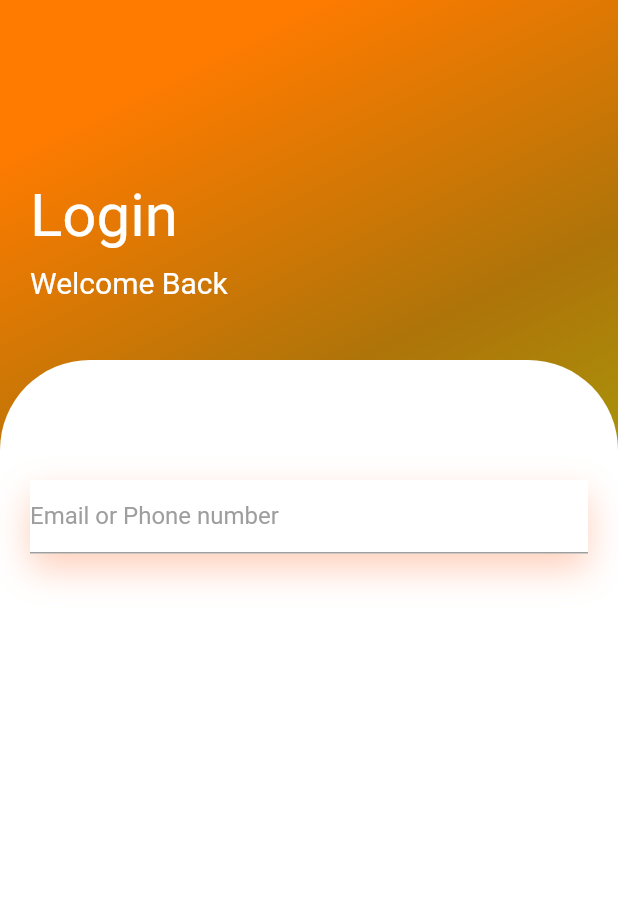
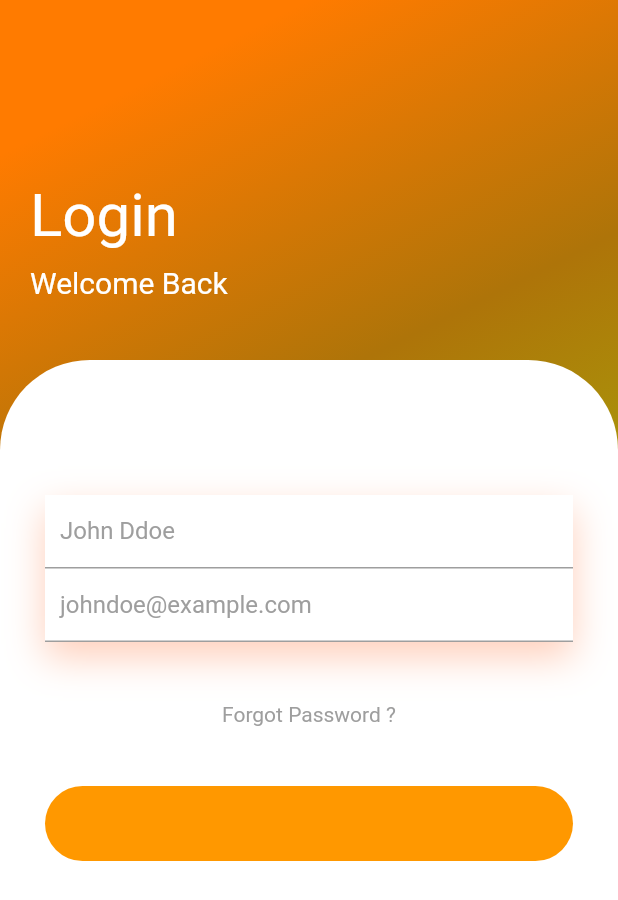
Before and after one commit to yokwejuste/FlutterProjects, a Flutter app: the screen it shows after launch, on a phone screen of 412 x 824 dp. Shown: the top 900 px of the screen. Run offline on Flutter 3.47's test engine with Material 2 defaults, Android fonts, the phone set to English and light mode, and no system bars; our stand-ins replace google_fonts.

Commit message:
implementing ui for password and button

```diff
--- a/testapp/lib/home.dart
+++ b/testapp/lib/home.dart
@@ -51,7 +51,7 @@ class HomePage extends StatelessWidget {
                   ),
                 ),
                 child: Padding(
-                  padding: const EdgeInsets.all(20),
+                  padding: const EdgeInsets.all(30),
                   child: Column(
                     children: <Widget>[
                       const SizedBox(
@@ -80,7 +80,31 @@ class HomePage extends StatelessWidget {
                               ),
                               child: const TextField(
                                 decoration: InputDecoration(
-                                  hintText: "Email or Phone number",
+                                  hintText: "John Ddoe",
+                                  contentPadding: EdgeInsets.only(
+                                    left: 10,
+                                  ),
+                                  hintStyle: TextStyle(
+                                    color: Colors.grey,
+                                  ),
+                                  border: InputBorder.none,
+                                ),
+                              ),
+                            ),
+                            Container(
+                              decoration: const BoxDecoration(
+                                border: Border(
+                                  bottom: BorderSide(
+                                    color: Colors.grey,
+                                  ),
+                                ),
+                              ),
+                              child: const TextField(
+                                decoration: InputDecoration(
+                                  hintText: "johndoe@example.com",
+                                  contentPadding: EdgeInsets.only(
+                                    left: 10,
+                                  ),
                                   hintStyle: TextStyle(
                                     color: Colors.grey,
                                   ),
@@ -91,6 +115,25 @@ class HomePage extends StatelessWidget {
                           ],
                         ),
                       ),
+                      const SizedBox(
+                        height: 40,
+                      ),
+                      const Text(
+                        "Forgot Password ?",
+                        style: TextStyle(
+                          color: Colors.grey,
+                        ),
+                      ),
+                      const SizedBox(
+                        height: 40,
+                      ),
+                      Container(
+                        height: 50,
+                        decoration: BoxDecoration(
+                          borderRadius: BorderRadius.circular(50),
+                          color: Colors.orange[500]
+                        ),
+                      )
                     ],
                   ),
                 ),
```
